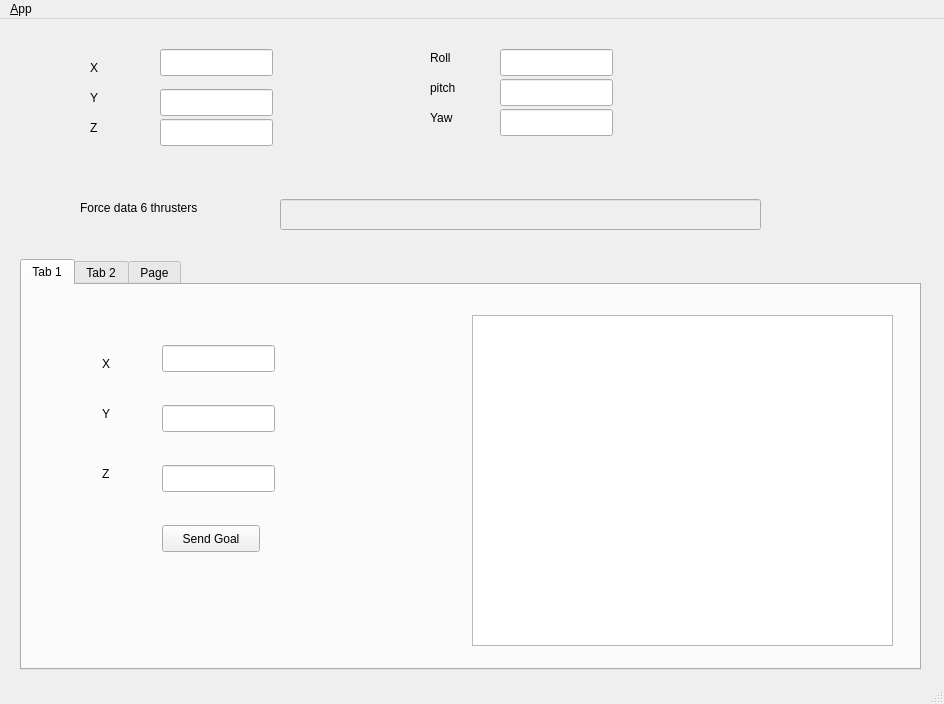
First picture: the form in gui_stack/gui_control/ui/main_window.ui, repository auviitkgp/kraken_3.0, before the edit.
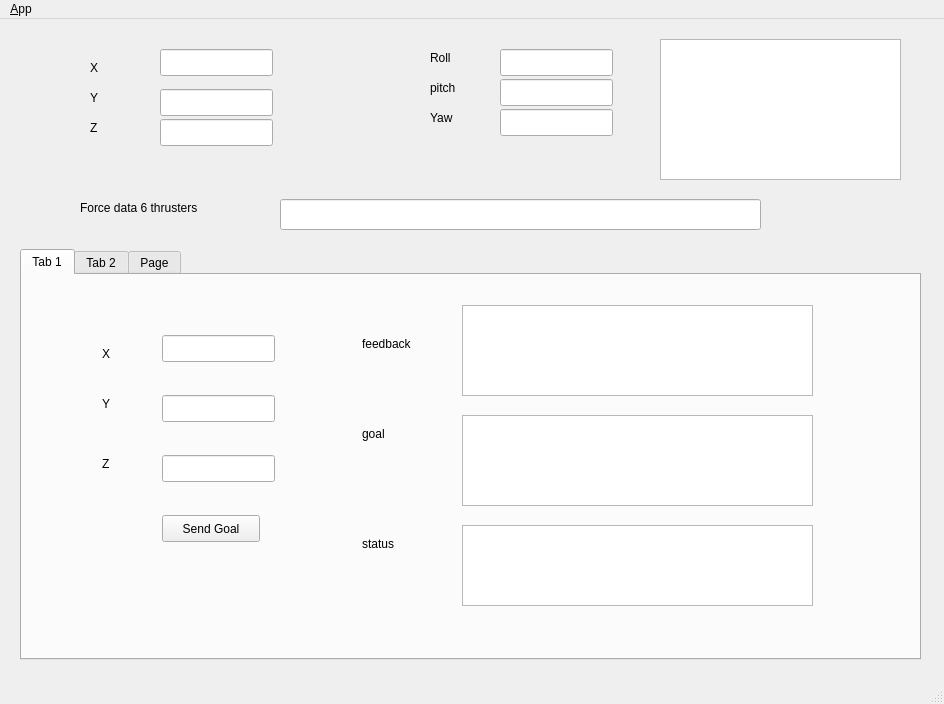
Second picture: the form after the edit. The open tabs and pages were chosen to show the change. Icons and pictures are not drawn.

```diff
--- a/gui_stack/gui_control/ui/main_window.ui
+++ b/gui_stack/gui_control/ui/main_window.ui
@@ -116,7 +116,7 @@
     <property name="geometry">
      <rect>
       <x>20</x>
-      <y>240</y>
+      <y>230</y>
       <width>901</width>
       <height>411</height>
      </rect>
@@ -125,7 +125,7 @@
      <string>&lt;html&gt;&lt;head/&gt;&lt;body&gt;&lt;p&gt;tabINd&lt;/p&gt;&lt;/body&gt;&lt;/html&gt;</string>
     </property>
     <property name="currentIndex">
-     <number>0</number>
+     <number>2</number>
     </property>
     <widget class="QWidget" name="AdvancedControllerTab">
      <attribute name="title">
@@ -213,16 +213,75 @@
        <string>Send Goal</string>
       </property>
      </widget>
-     <widget class="QTextBrowser" name="textBrowser">
+     <widget class="QTextBrowser" name="advancedfeedback">
       <property name="geometry">
        <rect>
-        <x>450</x>
+        <x>440</x>
         <y>30</y>
-        <width>421</width>
-        <height>331</height>
+        <width>351</width>
+        <height>91</height>
        </rect>
       </property>
      </widget>
+     <widget class="QTextBrowser" name="advancedgoal">
+      <property name="geometry">
+       <rect>
+        <x>440</x>
+        <y>140</y>
+        <width>351</width>
+        <height>91</height>
+       </rect>
+      </property>
+     </widget>
+     <widget class="QTextBrowser" name="advancedstatus">
+      <property name="geometry">
+       <rect>
+        <x>440</x>
+        <y>250</y>
+        <width>351</width>
+        <height>81</height>
+       </rect>
+      </property>
+     </widget>
+     <widget class="QLabel" name="label_16">
+      <property name="geometry">
+       <rect>
+        <x>340</x>
+        <y>60</y>
+        <width>66</width>
+        <height>17</height>
+       </rect>
+      </property>
+      <property name="text">
+       <string>feedback</string>
+      </property>
+     </widget>
+     <widget class="QLabel" name="label_17">
+      <property name="geometry">
+       <rect>
+        <x>340</x>
+        <y>150</y>
+        <width>66</width>
+        <height>17</height>
+       </rect>
+      </property>
+      <property name="text">
+       <string>goal</string>
+      </property>
+     </widget>
+     <widget class="QLabel" name="label_18">
+      <property name="geometry">
+       <rect>
+        <x>340</x>
+        <y>260</y>
+        <width>66</width>
+        <height>17</height>
+       </rect>
+      </property>
+      <property name="text">
+       <string>status</string>
+      </property>
+     </widget>
     </widget>
     <widget class="QWidget" name="setPointControllerTab">
      <attribute name="title">
@@ -469,7 +528,7 @@
    </widget>
    <widget class="QLineEdit" name="force_box">
     <property name="enabled">
-     <bool>false</bool>
+     <bool>true</bool>
     </property>
     <property name="geometry">
      <rect>
@@ -480,6 +539,16 @@
      </rect>
     </property>
    </widget>
+   <widget class="QTextBrowser" name="textBrowser">
+    <property name="geometry">
+     <rect>
+      <x>660</x>
+      <y>20</y>
+      <width>241</width>
+      <height>141</height>
+     </rect>
+    </property>
+   </widget>
   </widget>
   <widget class="QMenuBar" name="menubar">
    <property name="geometry">
```
